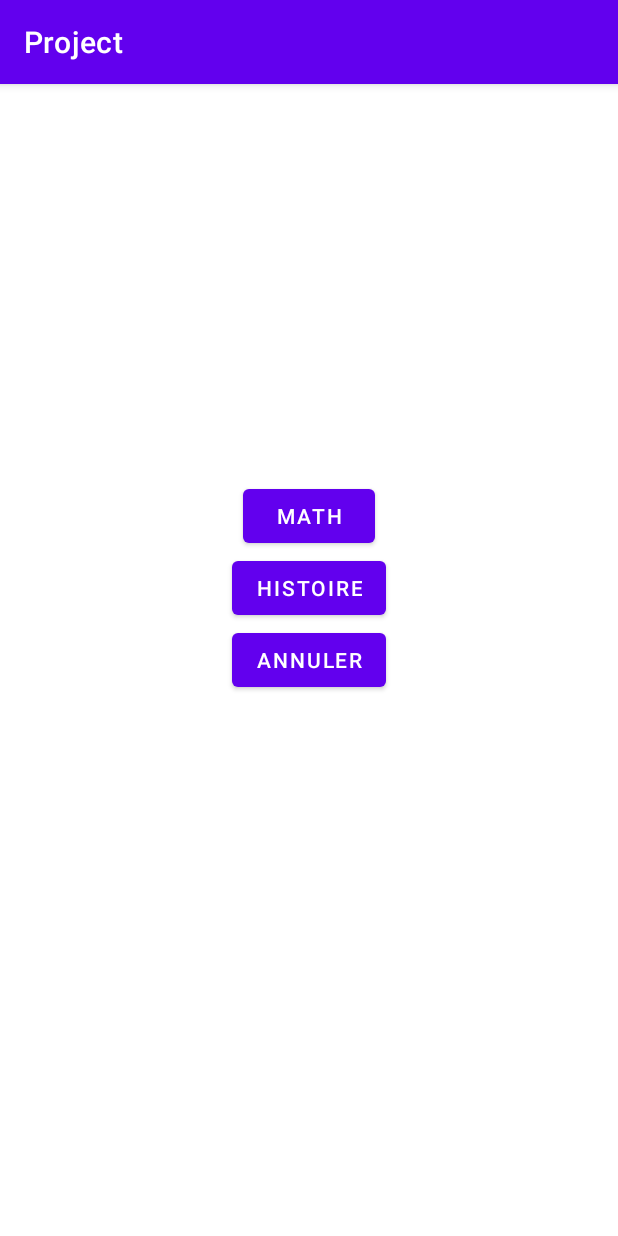
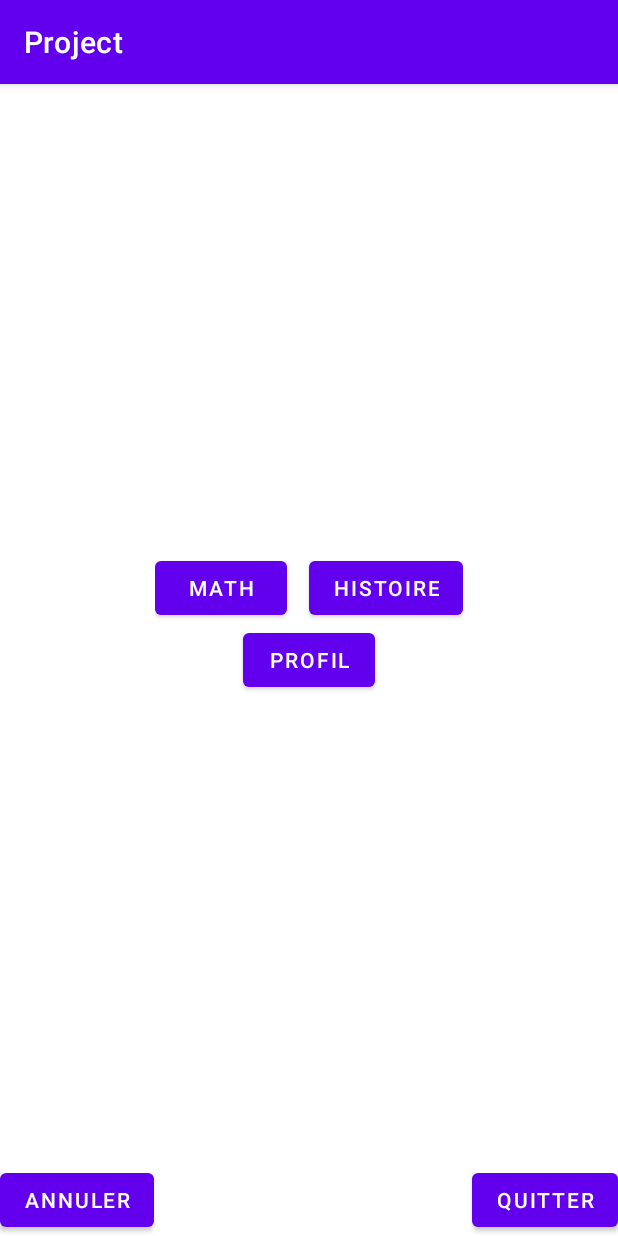
Before and after one commit to vaccras/MobileProject, an Android app: the compteActivity screen opened directly, with no data from a screen before it, after a tap on "Louise", on a phone screen of 412 x 824 dp. Run offline under Robolectric (Android 15) with nearby library versions, the phone set to English and light mode, and no system bars; our stand-ins replace Room's generated code.

Commit message:
avancer de la base de donner, bientôt possibilité d'avoir un profil

```diff
--- a/project/app/src/main/AndroidManifest.xml
+++ b/project/app/src/main/AndroidManifest.xml
@@ -9,7 +9,8 @@
         android:roundIcon="@mipmap/ic_launcher_round"
         android:supportsRtl="true"
         android:theme="@style/Theme.Project">
-        <activity android:name=".typeActivity"></activity>
+        <activity android:name=".ProfileActivity"></activity>
+        <activity android:name=".typeActivity" />
         <activity android:name=".compteActivity" />
         <activity android:name=".AddTaskActivity" />
         <activity android:name=".MainActivity">
--- a/project/app/src/main/java/com/example/project/compteActivity.java
+++ b/project/app/src/main/java/com/example/project/compteActivity.java
@@ -5,6 +5,7 @@ import androidx.appcompat.app.AppCompatActivity;
 import android.content.Intent;
 import android.os.AsyncTask;
 import android.os.Bundle;
+import android.util.Log;
 import android.view.View;
 import android.widget.AdapterView;
 import android.widget.Button;
@@ -51,7 +52,7 @@ public class compteActivity extends AppCompatActivity {
                 // Message
                 Toast.makeText(compteActivity.this, "Click : " + cmpt.getPrenom(), Toast.LENGTH_SHORT).show();
 
-                nextPage(cmpt.getPrenom(), view);
+                nextPage(cmpt.getPrenom(), cmpt.getNom(), view);
             }
         });
 
@@ -65,9 +66,7 @@ public class compteActivity extends AppCompatActivity {
 
             @Override
             protected List<Compte> doInBackground(Void... voids) {
-                List<Compte> compteList = mDb.getAppDatabase()
-                        .compteDao()
-                        .getAll();
+                List<Compte> compteList = mDb.getAppDatabase().compteDao().getAll();
                 return compteList;
             }
 
@@ -106,14 +105,17 @@ public class compteActivity extends AppCompatActivity {
     public void AnonymeActivity(View view) {
         //jouer en anonyme -> pas de compte de score accés restreint ?
         Intent intent = new Intent(this, typeActivity.class);
-        intent.putExtra(typeActivity.PRENOM, "anonyme");
+        intent.putExtra(typeActivity.PRENOM_KEY, "anonyme");
+        intent.putExtra(typeActivity.NOM_KEY, "anonyme");
         //startActivityForResult(intent, ANONYME_REQUEST);
         startActivity(intent);
     }
 
-    public void nextPage(String prenom, View view){
+    public void nextPage(String prenom, String nom, View view){
         Intent intent = new Intent(this, typeActivity.class);
-        intent.putExtra(typeActivity.PRENOM, prenom);
+        intent.putExtra(typeActivity.PRENOM_KEY, prenom);
+        intent.putExtra(typeActivity.NOM_KEY, nom);
+
         startActivity(intent);
     }
 }
--- a/project/app/src/main/java/com/example/project/db/CompteDao.java
+++ b/project/app/src/main/java/com/example/project/db/CompteDao.java
@@ -1,5 +1,6 @@
 package com.example.project.db;
 
+import androidx.lifecycle.LiveData;
 import androidx.room.Dao;
 import androidx.room.Delete;
 import androidx.room.Insert;
@@ -14,6 +15,10 @@ public interface CompteDao {
     @Query("SELECT * FROM Compte")
     List<Compte> getAll();
 
+    @Query("SELECT * FROM Compte WHERE prenom LIKE :pr AND nom LIKE :nm LIMIT 1 ")
+    Compte findByName(String pr, String nm);
+    //LiveData<Compte> findByName(String pr, String nm);
+
     @Insert
     void insert(Compte cmpt);
 
--- a/project/app/src/main/java/com/example/project/db/DatabaseClient.java
+++ b/project/app/src/main/java/com/example/project/db/DatabaseClient.java
@@ -50,9 +50,9 @@ public class DatabaseClient {
         public void onCreate(@NonNull SupportSQLiteDatabase db) {
             super.onCreate(db);
 
-            db.execSQL("INSERT INTO Compte (prenom, nom, age) VALUES(\"Louise\", \"Charpe\",6);");
-            db.execSQL("INSERT INTO Compte (prenom, nom, age) VALUES(\"Romain\", \"Favier\",8);");
-            db.execSQL("INSERT INTO Compte (prenom, nom, age) VALUES(\"Cloé\", \"Dupuy\",9);");
+            db.execSQL("INSERT INTO Compte (prenom, nom, age, calcul, geometrie, culture) VALUES(\"Louise\", \"Charpe\",6,10,20,8);");
+            db.execSQL("INSERT INTO Compte (prenom, nom, age, calcul, geometrie, culture) VALUES(\"Romain\", \"Favier\",8,15,10,3);");
+            db.execSQL("INSERT INTO Compte (prenom, nom, age, calcul, geometrie, culture) VALUES(\"Cloé\", \"Dupuy\",9,5,10,20);");
 
         }
     };
--- a/project/app/src/main/java/com/example/project/typeActivity.java
+++ b/project/app/src/main/java/com/example/project/typeActivity.java
@@ -2,16 +2,31 @@ package com.example.project;
 
 import androidx.appcompat.app.AppCompatActivity;
 
+import android.content.Intent;
 import android.os.Bundle;
+import android.util.Log;
 import android.view.View;
+import android.widget.Button;
+import android.widget.TextView;
 
 public class typeActivity extends AppCompatActivity {
-    public static final String PRENOM = "anonyme";
+    public static final String PRENOM_KEY = "PRENOM";
+    public static final String NOM_KEY = "NOM";
+
+    private String prenom;
+    private String nom;
 
     @Override
     protected void onCreate(Bundle savedInstanceState) {
         super.onCreate(savedInstanceState);
         setContentView(R.layout.activity_type);
+        prenom = getIntent().getStringExtra(PRENOM_KEY);
+        nom = getIntent().getStringExtra(NOM_KEY);
+
+        if (prenom != "anonyme" && nom != "anonyme"){
+            Button profil = findViewById(R.id.profil);
+            profil.setVisibility(View.VISIBLE);
+        }
     }
 
     public void MathActivity(View view) {
@@ -23,4 +38,15 @@ public class typeActivity extends AppCompatActivity {
     public void annuler(View view) {
         super.finish();
     }
+
+    public void quitter(View view) {
+        System.exit(0);
+    }
+
+    public void profil(View view) {
+        Intent intent = new Intent(this, ProfileActivity.class);
+        intent.putExtra(ProfileActivity.PRENOM_KEY, prenom);
+        intent.putExtra(ProfileActivity.NOM_KEY, nom);
+        startActivity(intent);
+    }
 }
--- a/project/app/src/main/res/layout/activity_type.xml
+++ b/project/app/src/main/res/layout/activity_type.xml
@@ -6,26 +6,48 @@
     android:layout_height="match_parent"
     tools:context=".typeActivity">
 
+    <LinearLayout
+        android:layout_width="wrap_content"
+        android:layout_height="wrap_content"
+        android:orientation="horizontal"
+        android:layout_above="@+id/profil"
+        android:layout_centerHorizontal="true"
+        >
     <Button android:id="@+id/math"
         android:layout_width="wrap_content"
         android:layout_height="wrap_content"
         android:text="Math"
-        android:layout_centerHorizontal="true"
-        android:layout_above="@+id/culture"
-        android:onClick="MathActivity"/>
+        android:onClick="MathActivity"
+        android:layout_marginRight="7dp"/>
 
     <Button android:id="@+id/culture"
         android:layout_width="wrap_content"
         android:layout_height="wrap_content"
         android:text="Histoire"
-        android:layout_centerHorizontal="true"
-        android:layout_above="@+id/annuler"
-        android:onClick="CultureActivity"/>
+        android:onClick="CultureActivity"
+        android:layout_marginLeft="7dp"/>
+    </LinearLayout>
+
+    <Button android:id="@+id/profil"
+        android:layout_width="wrap_content"
+        android:layout_height="wrap_content"
+        android:text="Profil"
+        android:visibility="invisible"
+        android:layout_centerInParent="true"
+        android:onClick="profil"/>
 
     <Button android:id="@+id/annuler"
         android:layout_width="wrap_content"
         android:layout_height="wrap_content"
         android:text="Annuler"
-        android:layout_centerInParent="true"
+        android:layout_alignParentBottom="true"
         android:onClick="annuler"/>
+
+    <Button android:id="@+id/quitterr"
+        android:layout_width="wrap_content"
+        android:layout_height="wrap_content"
+        android:text="Quitter"
+        android:layout_alignParentBottom="true"
+        android:layout_alignParentRight="true"
+        android:onClick="quitter"/>
 </RelativeLayout>
```
Also changed, not shown: project/app/src/main/java/com/example/project/ProfileActivity.java (added, +71 -0 lines), project/app/src/main/java/com/example/project/db/Compte.java (+30 -4 lines), project/app/src/main/res/layout/activity_profile.xml (added, +82 -0 lines).
